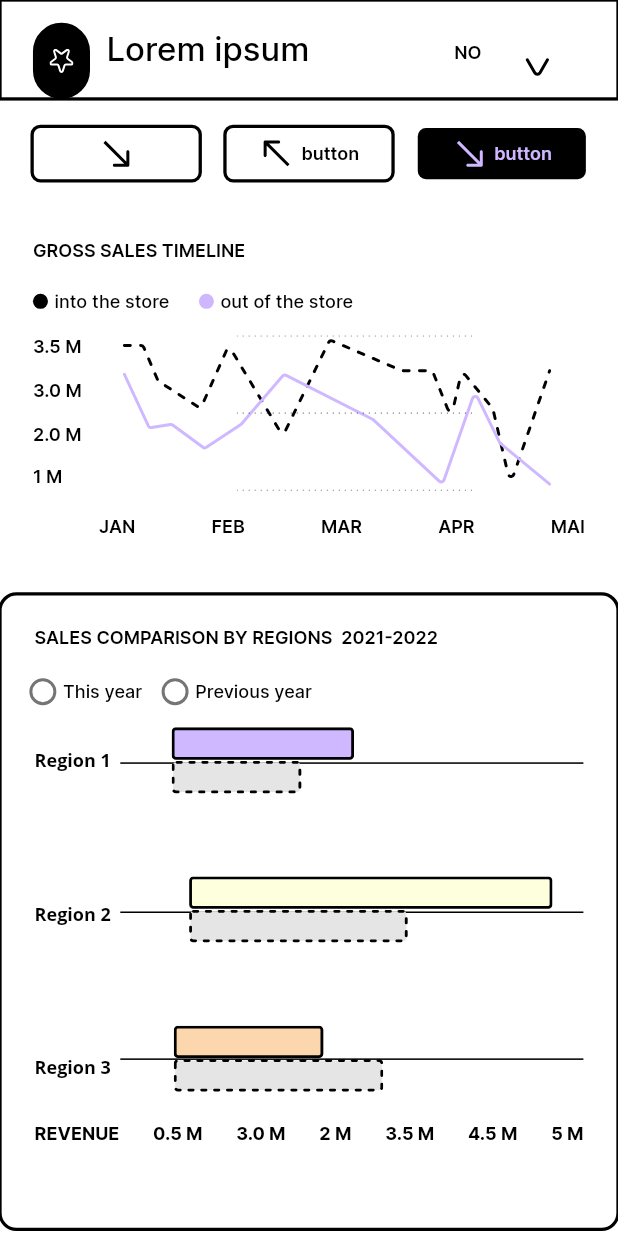
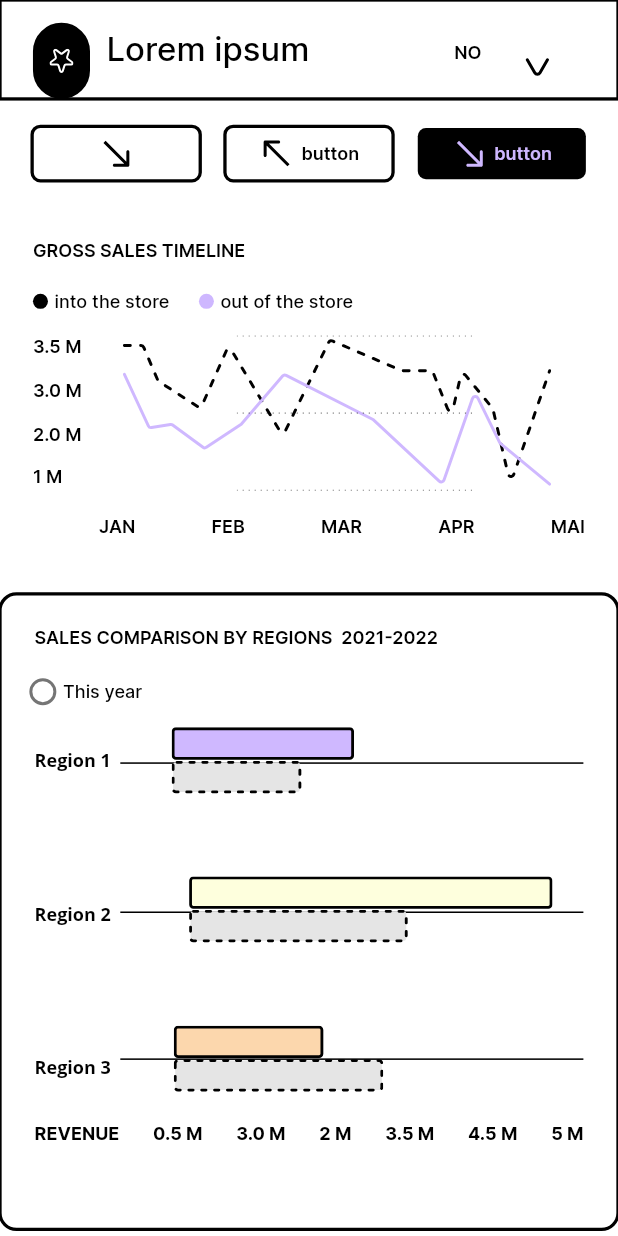
Before and after one commit to mitulsrv-vnsgu/dashboard-app, a Flutter app: the screen it shows after launch, on a phone screen of 412 x 824 dp. Run offline on Flutter 3.47's test engine with Material 2 defaults, Android fonts, the light colour scheme and no system bars; our stand-ins replace cached_network_image, connectivity_plus, equatable, flutter_bloc, flutter_svg, shared_preferences.

Commit message:
Code Synced by DhiWise

```diff
--- a/lib/presentation/frame_2135_screen/bloc/frame_2135_bloc.dart
+++ b/lib/presentation/frame_2135_screen/bloc/frame_2135_bloc.dart
@@ -21,7 +21,7 @@ class Frame2135Bloc extends Bloc<Frame2135Event, Frame2135State> {
   }
 
   List<String> fillRadioList() {
-    return ["lbl_this_year", "lbl_previous_year"];
+    return ["lbl_this_year"];
   }
 
   _onInitialize(
--- a/lib/presentation/frame_2135_screen/frame_2135_screen.dart
+++ b/lib/presentation/frame_2135_screen/frame_2135_screen.dart
@@ -494,25 +494,6 @@ class Frame2135Screen extends StatelessWidget {
                                                   value: value));
                                         },
                                       ),
-                                      CustomRadioButton(
-                                        text: "lbl_previous_year".tr,
-                                        iconSize: getHorizontalSize(
-                                          10,
-                                        ),
-                                        value: state.frame2135ModelObj
-                                                ?.radioList[1] ??
-                                            "",
-                                        groupValue: state.radioGroup,
-                                        margin: getMargin(
-                                          left: 15,
-                                        ),
-                                        fontStyle: RadioFontStyle.InterMedium12,
-                                        onChange: (value) {
-                                          context.read<Frame2135Bloc>().add(
-                                              ChangeRadioButtonEvent(
-                                                  value: value));
-                                        },
-                                      ),
                                     ],
                                   )
                                 : Container();
```
Also changed, not shown: 20 other files.
